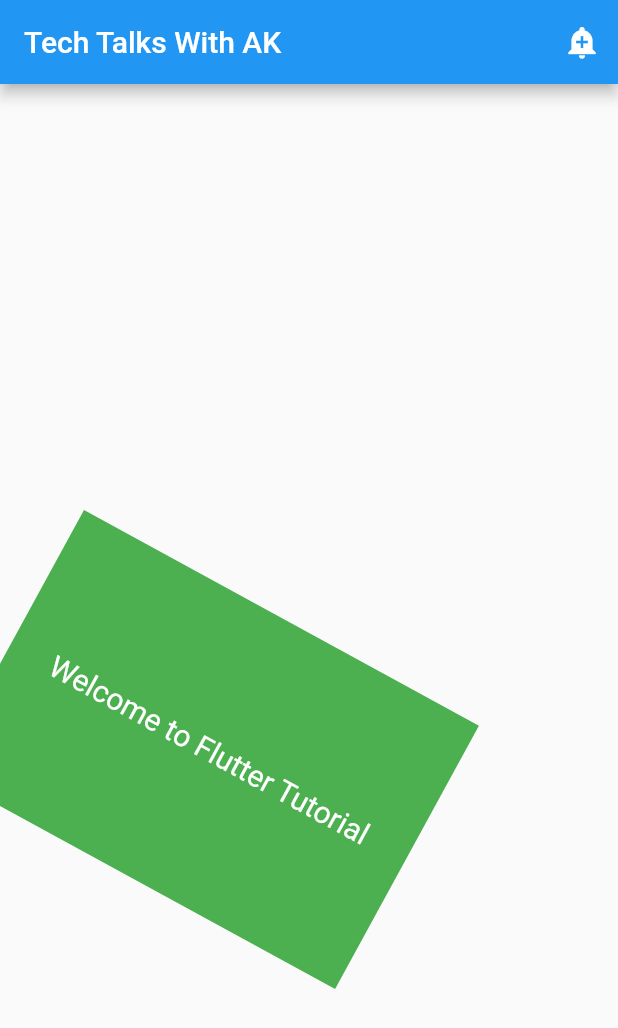
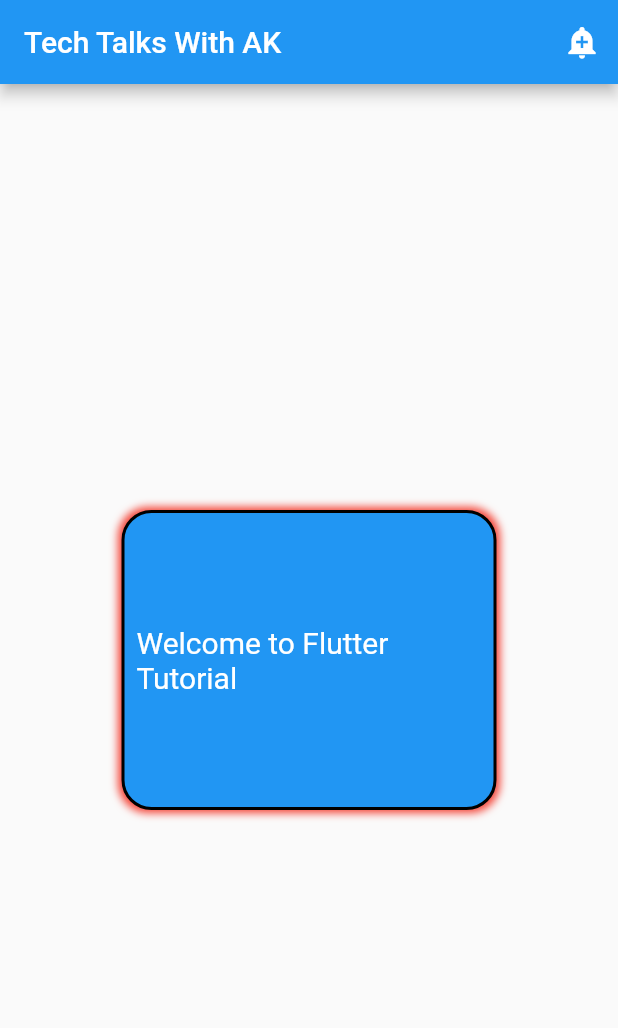
Before and after one commit to ArchitectAK/Complete-Flutter-Widgets-Tutorial, a Flutter app: the screen it shows after launch, on a phone screen of 412 x 824 dp. Shown: the top 1028 px of the screen. Run offline on Flutter 3.47's test engine with Material 2 defaults, Android fonts, the phone set to English and light mode, and no system bars.

Commit message:
decoration

```diff
--- a/lib/5-container/ContainerDemo.dart
+++ b/lib/5-container/ContainerDemo.dart
@@ -25,15 +25,27 @@ class ContainerDemo extends StatelessWidget {
         ),
         body: Center(
           child: Container(
-              color: Colors.green,
+              // color: Colors.green,
               padding: EdgeInsets.all(8.0),
               // constraints: BoxConstraints.expand(),
               // constraints: BoxConstraints(minWidth: 100, maxWidth: 200),
               alignment: Alignment.center,
               // alignment: Alignment.centerLeft,
-              transform: Matrix4.rotationZ(0.5),
+              // transform: Matrix4.rotationZ(0.5),
               height: 200,
-              width: 300,
+              width: 250,
+              decoration: BoxDecoration(
+                color: Colors.blue,
+                border: Border.all(color: Colors.black, width: 2.0, style: BorderStyle.solid),
+                  borderRadius: BorderRadius.all(Radius.circular(20.0)),
+                boxShadow: [
+                  BoxShadow(
+                    color: Colors.red,
+                    blurRadius: 4.0,
+                    spreadRadius: 2.0,
+                  )
+                ]
+              ),
               child: Text(
                 "Welcome to Flutter Tutorial",
                 style: TextStyle(fontSize: 20, color: Colors.white),
```
